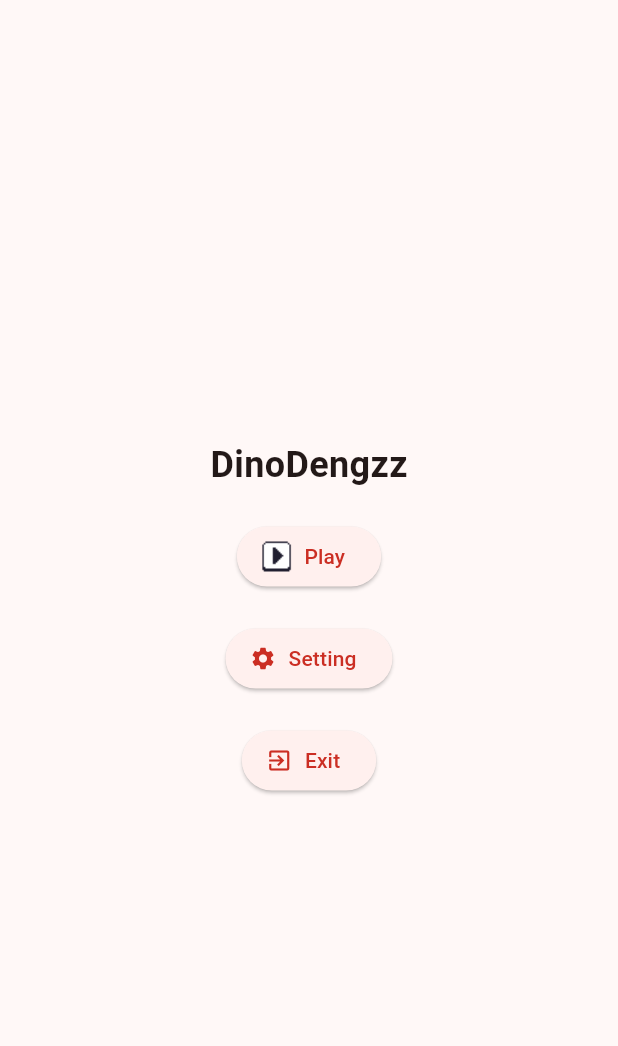
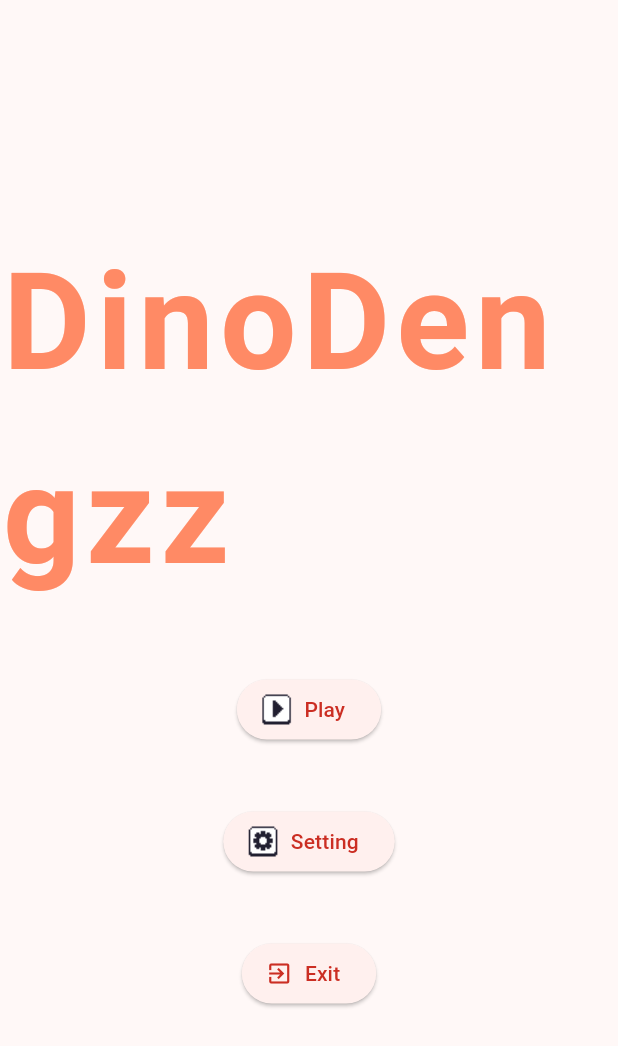
Before and after one commit to Bipoeman/Softdev-2-Group-1-Frontend, a Flutter app: the StartScreen screen opened directly with empty values, on a phone screen of 412 x 824 dp. Shown: the top 1046 px of the screen. Run offline on Flutter 3.47's test engine with Material 3 defaults, Android fonts, the phone set to English and light mode, and no system bars; our stand-ins replace connectivity_plus, get, shared_preferences; missing offline and left inert: flame, flame_tiled; accounts and stored records are empty.

Commit message:
change some background and icon

```diff
--- a/lib/Dinodengzz/Component/checkpoint.dart
+++ b/lib/Dinodengzz/Component/checkpoint.dart
@@ -1,12 +1,10 @@
 // ignore_for_file: use_super_parameters
 
 import 'dart:async';
-import 'dart:ffi';
 
 import 'package:flame/collisions.dart';
 import 'package:flame/components.dart';
 import 'package:ruam_mitt/Dinodengzz/Component/player.dart';
-import 'package:ruam_mitt/Dinodengzz/dinodengzz.dart';
 import 'package:ruam_mitt/Dinodengzz/routes.dart';
 
 class Checkpoint extends SpriteAnimationComponent
@@ -48,7 +46,6 @@ class Checkpoint extends SpriteAnimationComponent
       } else {
         star = 1;
       }
-      print(star);
       _reachedCheckpoint();
     }
     super.onCollisionStart(intersectionPoints, other);
--- a/lib/Dinodengzz/Component/fruit.dart
+++ b/lib/Dinodengzz/Component/fruit.dart
@@ -73,8 +73,6 @@ class Fruit extends SpriteAnimationComponent
         other.gotNoodle();
       }
       collidedWithPlayer();
-      print(other.fruitCount);
-      print(other.fruitHave);
     }
     super.onCollisionStart(intersectionPoints, other);
   }
--- a/lib/Dinodengzz/Screens/setting.dart
+++ b/lib/Dinodengzz/Screens/setting.dart
@@ -23,7 +23,7 @@ class Settings extends StatelessWidget {
             const SizedBox(height: 5),
             IconButton(
               onPressed: onBackPressed,
-              icon: const Icon(Icons.arrow_back_rounded),
+              icon: Image.asset("assets/Menu/Buttons/Back.png"),
             )
           ],
         ),
--- a/lib/Dinodengzz/Screens/start.dart
+++ b/lib/Dinodengzz/Screens/start.dart
@@ -16,27 +16,33 @@ class StartScreen extends StatelessWidget {
   @override
   Widget build(BuildContext context) {
     return Scaffold(
+      persistentFooterAlignment: AlignmentDirectional.centerStart,
       body: Center(
         child: Column(
           mainAxisAlignment: MainAxisAlignment.center,
           children: [
             const Text(
               'DinoDengzz',
-              style: TextStyle(fontSize: 24, fontWeight: FontWeight.bold),
+              style: TextStyle(
+                fontSize: 90,
+                fontWeight: FontWeight.bold,
+                letterSpacing: 4,
+                color: Color.fromRGBO(255, 138, 101, 1),
+              ),
             ),
-            const SizedBox(height: 20),
+            const SizedBox(height: 40),
             ElevatedButton.icon(
               onPressed: onLevelSelectionPressed,
               icon: Image.asset("assets/Menu/Buttons/Play.png"),
               label: const Text('Play'),
             ),
-            const SizedBox(height: 20),
+            const SizedBox(height: 40),
             ElevatedButton.icon(
               onPressed: onSettingPressed,
-              icon: const Icon(Icons.settings),
+              icon: Image.asset("assets/Menu/Buttons/Settings.png"),
               label: const Text('Setting'),
             ),
-            const SizedBox(height: 20),
+            const SizedBox(height: 40),
             ElevatedButton.icon(
               onPressed: onExitPressed,
               icon: const Icon(Icons.exit_to_app),
--- a/lib/Dinodengzz/routes.dart
+++ b/lib/Dinodengzz/routes.dart
@@ -1,5 +1,3 @@
-import 'dart:ui';
-
 import 'package:flame/components.dart';
 import 'package:flame/events.dart';
 import 'package:flame/flame.dart';
--- a/pubspec.yaml
+++ b/pubspec.yaml
@@ -80,6 +80,7 @@ flutter:
     - assets/images/Main Characters/Relaxaurus/
     - assets/images/Main Characters/
     - assets/Menu/Buttons/
+    - assets/Menu/Levels/
 
   # An image asset can refer to one or more resolution-specific "variants", see
   # https://flutter.dev/assets-and-images/#resolution-aware
```
Also changed, not shown: lib/Dinodengzz/Screens/levelselect.dart (+4 -3 lines).
